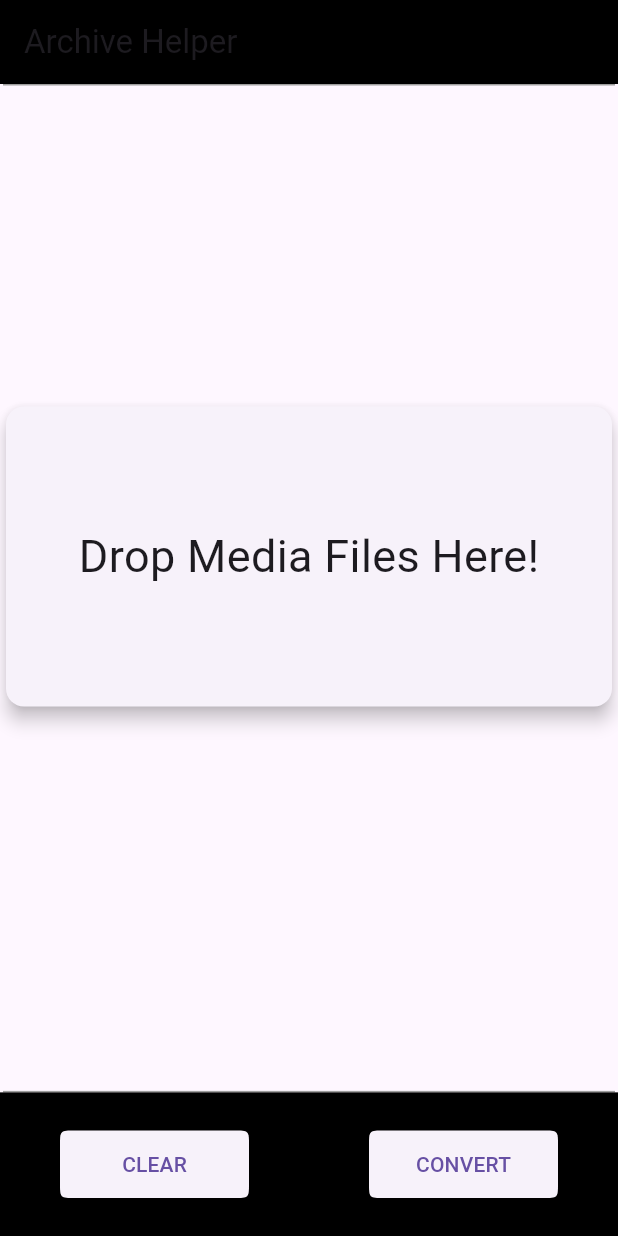
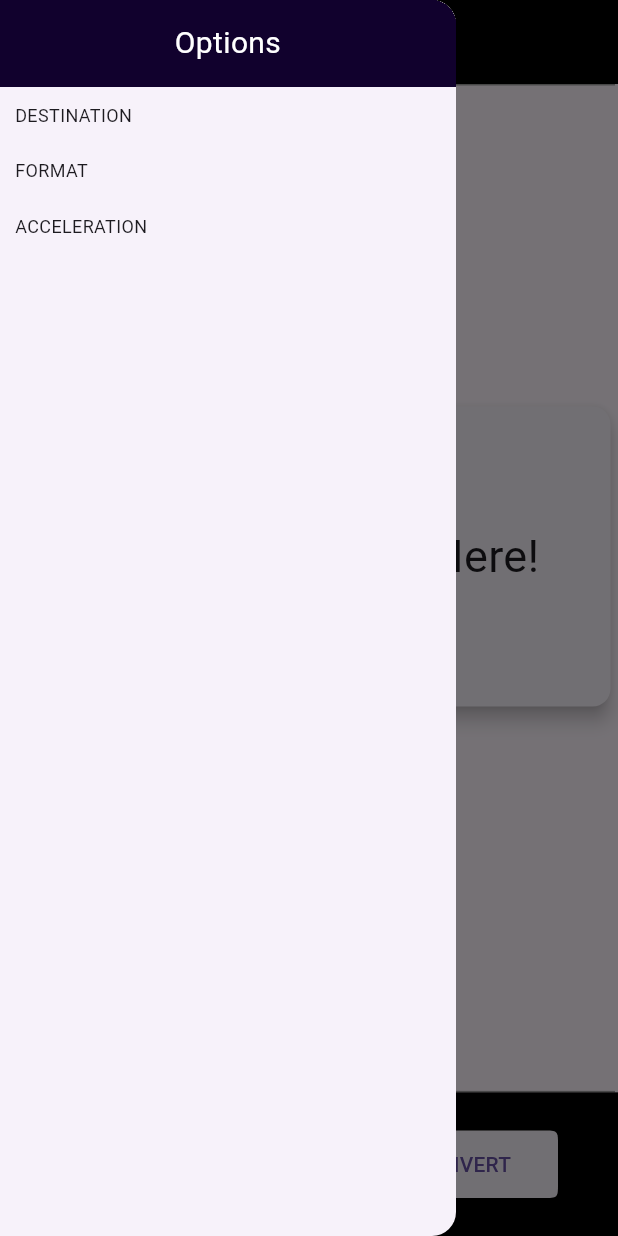
Before and after one commit to oddmmar/transcoder, a Flutter app: the screen it shows after launch, with the side drawer open (before the commit the screen has no drawer), on a phone screen of 412 x 824 dp. Run offline on Flutter 3.47's test engine with Material 3 defaults, Android fonts, the phone set to English and light mode, and no system bars; our stand-ins replace cross_file; missing offline and left inert: desktop_drop, window_size.

Commit message:
adds navigation rail

```diff
--- a/lib/widgets/drop_area.dart
+++ b/lib/widgets/drop_area.dart
@@ -19,28 +19,30 @@ class _DropAreaState extends State<DropArea> {
 
   @override
   Widget build(BuildContext context) {
-    return Padding(
+    return Container(
+      margin: const EdgeInsets.symmetric(horizontal: 1),
       padding: const EdgeInsets.symmetric(vertical: 10),
       child: DropTarget(
         onDragDone: (detail) async {
           for (final file in detail.files) {
-            debugPrint('${file.path} ${file.name}');
-          }
-          setState(() {
-            _list.addAll(detail.files);
+            // TODO: create a media asset
             MediaAsset ma = MediaAsset(
               originalSize: 1024.5,
               duration: 600,
               videoTracks: 1,
               audioTracks: 2,
               resolution: 1080,
-              originalName: detail.files.first.name,
-              sourcePath: '/some/path',
+              originalName: file.name,
+              sourcePath: file.path,
               destinationPath: '/some/destination/',
               extention: '.movi',
               engDate: DateTime.now(),
             );
             _mediaAssets.add(ma);
+            debugPrint('${file.path} ${file.name}');
+          }
+          setState(() {
+            _list.addAll(detail.files);
           });
         },
         child: SizedBox(
--- a/lib/widgets/home_screen.dart
+++ b/lib/widgets/home_screen.dart
@@ -1,8 +1,9 @@
 import 'package:flutter/material.dart';
+
 import 'package:transcoder/common/styling.dart';
+import 'package:transcoder/widgets/drop_area.dart';
 import 'package:transcoder/widgets/command_section.dart';
-
-import 'package:transcoder/widgets/drop_area.dart';
+import 'package:transcoder/widgets/nav_drawer.dart';
 
 class HomeScreen extends StatelessWidget {
   const HomeScreen({super.key});
@@ -11,7 +12,7 @@ class HomeScreen extends StatelessWidget {
   Widget build(BuildContext context) {
     return Scaffold(
       appBar: AppBar(
-        title: const Text('Archive Helper'),
+        // title: const Text('Archive Helper'),
         backgroundColor: Colors.black,
       ),
       body: const Column(
@@ -28,6 +29,7 @@ class HomeScreen extends StatelessWidget {
           ),
         ],
       ),
+      drawer: const NavDrawer(),
     );
   }
 }
--- a/lib/widgets/media_file_list_item.dart
+++ b/lib/widgets/media_file_list_item.dart
@@ -14,13 +14,16 @@ class _MediaAssetListItemState extends State<MediaAssetListItem> {
   @override
   Widget build(BuildContext context) {
     return Padding(
-      padding: const EdgeInsets.symmetric(vertical: 2),
+      padding: const EdgeInsets.symmetric(vertical: 0),
       child: Card(
         elevation: 2,
-        shadowColor: Colors.purple[900],
+        shadowColor: const Color.fromARGB(255, 115, 1, 109),
+        shape: RoundedRectangleBorder(
+          borderRadius: BorderRadius.circular(5),
+        ),
         child: SizedBox(
           height: 90,
-          width: 580,
+          width: 560,
           child: Padding(
             padding: const EdgeInsets.symmetric(horizontal: 10, vertical: 10),
             child: Column(
--- /dev/null
+++ b/lib/widgets/nav_drawer.dart
@@ -0,0 +1,122 @@
+import 'package:flutter/material.dart';
+
+class NavDrawer extends StatefulWidget {
+  const NavDrawer({super.key});
+
+  @override
+  State<NavDrawer> createState() => _NavDrawerState();
+}
+
+class _NavDrawerState extends State<NavDrawer> {
+  final drawerItems = const Column(
+    crossAxisAlignment: CrossAxisAlignment.start,
+    children: [
+      DrawerHeader(),
+      DestinationChoice(),
+      FormatChoice(),
+      Acceleration(),
+    ],
+  );
+
+  @override
+  Widget build(BuildContext context) {
+    return Drawer(
+      elevation: 4,
+      child: drawerItems,
+    );
+  }
+}
+
+class DrawerHeader extends StatelessWidget {
+  const DrawerHeader({super.key});
+
+  @override
+  Widget build(BuildContext context) {
+    return Container(
+      height: 58,
+      color: const Color.fromARGB(255, 17, 1, 45),
+      child: const Center(
+        child: Text(
+          'Options',
+          style: TextStyle(
+            color: Colors.white,
+            fontSize: 20,
+          ),
+          textAlign: TextAlign.center,
+        ),
+      ),
+    );
+  }
+}
+
+class Acceleration extends StatefulWidget {
+  const Acceleration({super.key});
+
+  @override
+  State<Acceleration> createState() => _AccelerationState();
+}
+
+class _AccelerationState extends State<Acceleration> {
+  @override
+  Widget build(BuildContext context) {
+    return Container(
+      padding: const EdgeInsets.symmetric(vertical: 10, horizontal: 10),
+      child: const Column(
+        children: [
+          Text(
+            'ACCELERATION',
+            style: TextStyle(fontSize: 12),
+          )
+        ],
+      ),
+    );
+  }
+}
+
+class DestinationChoice extends StatefulWidget {
+  const DestinationChoice({super.key});
+
+  @override
+  State<DestinationChoice> createState() => _DestinationChoiceState();
+}
+
+class _DestinationChoiceState extends State<DestinationChoice> {
+  @override
+  Widget build(BuildContext context) {
+    return Container(
+      padding: const EdgeInsets.symmetric(vertical: 10, horizontal: 10),
+      child: const Column(
+        children: [
+          Text(
+            'DESTINATION',
+            style: TextStyle(fontSize: 12),
+          )
+        ],
+      ),
+    );
+  }
+}
+
+class FormatChoice extends StatefulWidget {
+  const FormatChoice({super.key});
+
+  @override
+  State<FormatChoice> createState() => _FormatChoiceState();
+}
+
+class _FormatChoiceState extends State<FormatChoice> {
+  @override
+  Widget build(BuildContext context) {
+    return Container(
+      padding: const EdgeInsets.symmetric(vertical: 10, horizontal: 10),
+      child: const Column(
+        children: [
+          Text(
+            'FORMAT',
+            style: TextStyle(fontSize: 12),
+          )
+        ],
+      ),
+    );
+  }
+}
```
